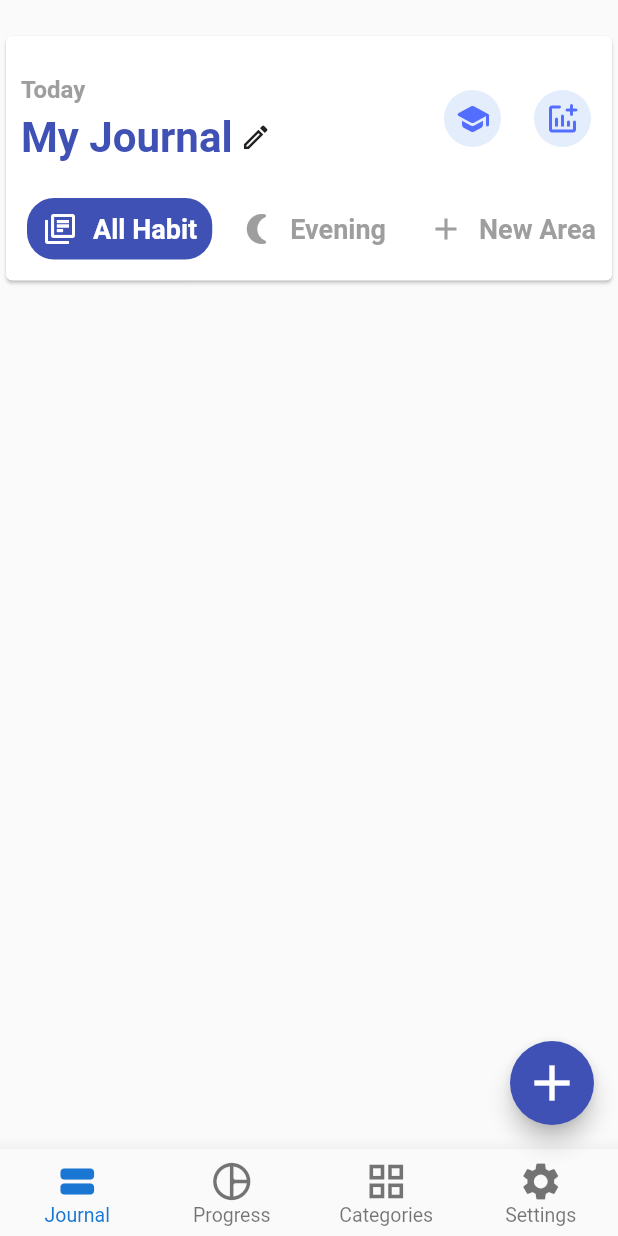
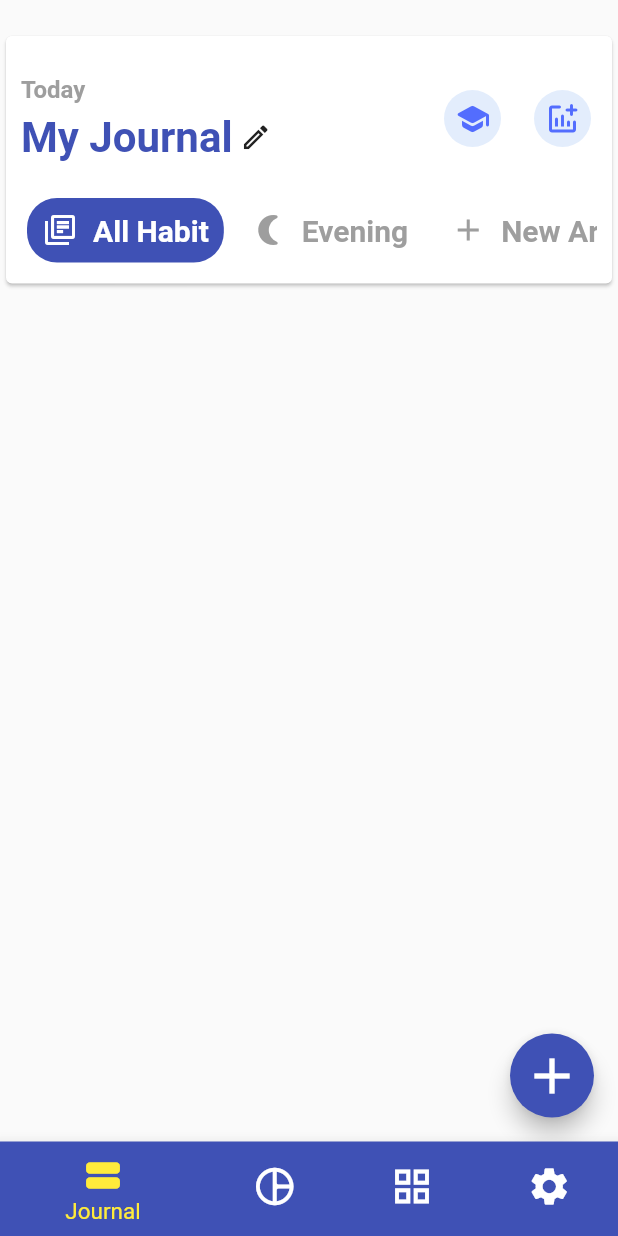
Before and after one commit to srv-shivam/habitify, a Flutter app: the screen it shows after launch, on a phone screen of 412 x 824 dp. Run offline on Flutter 3.47's test engine with Material 2 defaults, Android fonts, the phone set to English and light mode, and no system bars.

```diff
--- a/lib/main.dart
+++ b/lib/main.dart
@@ -1,6 +1,8 @@
-import 'package:flutter/cupertino.dart';
 import 'package:flutter/material.dart';
-import 'package:flutter/rendering.dart';
+import 'package:habitify/pages/categories.dart';
+import 'package:habitify/pages/journal.dart';
+import 'package:habitify/pages/progress.dart';
+import 'package:habitify/pages/settings.dart';
 
 void main() {
   runApp(const MyApp());
@@ -31,235 +33,99 @@ class MyHomePage extends StatefulWidget {
 }
 
 class _MyHomePageState extends State<MyHomePage> {
+  int currentIndex = 0;
+
+  var screens = [
+    Journal(),
+    Progress(),
+    Categories(),
+    Settings(),
+  ];
+
   @override
   Widget build(BuildContext context) {
     return Scaffold(
-      body: Column(
+      body: IndexedStack(
         children: [
-          const SizedBox(
-            height: 20,
-          ),
-          Card(
-            elevation: 1,
-            child: Container(
-              width: MediaQuery.of(context).size.width,
-              padding: const EdgeInsets.fromLTRB(10, 26, 10, 10),
-              child: Column(
-                crossAxisAlignment: CrossAxisAlignment.start,
-                children: [
-                  Row(
-                    mainAxisAlignment: MainAxisAlignment.spaceBetween,
-                    // crossAxisAlignment: CrossAxisAlignment.end,
-                    // This row is for arrangement of My Journal and right side 2 icons in row
-                    children: [
-                      Column(
-                        crossAxisAlignment: CrossAxisAlignment.start,
-                        mainAxisAlignment: MainAxisAlignment.center,
-                        //This column is for arrangement of Today & My Journal text
-                        children: [
-                          const Text(
-                            "Today",
-                            style: TextStyle(
-                              fontSize: 16,
-                              fontWeight: FontWeight.w600,
-                              fontStyle: FontStyle.normal,
-                              color: Colors.grey,
-                            ),
-                          ),
-                          const SizedBox(
-                            height: 6,
-                          ),
-                          Row(
-                            children: const [
-                              // TODO::Change it to TextField
-                              Text(
-                                "My Journal",
-                                style: TextStyle(
-                                  fontSize: 28,
-                                  fontWeight: FontWeight.w600,
-                                  fontStyle: FontStyle.normal,
-                                  color: Colors.indigo,
-                                ),
-                              ),
-                              SizedBox(
-                                width: 5,
-                              ),
-                              Icon(
-                                Icons.edit_outlined,
-                                size: 21,
-                              ),
+          screens[currentIndex],
         ],
       ),
-                        ],
-                      ),
-                      Row(
-                        mainAxisAlignment: MainAxisAlignment.center,
-                        children: [
-                          Card(
-                            shape: RoundedRectangleBorder(
-                              borderRadius: BorderRadius.circular(90),
-                            ),
-                            elevation: 0,
-                            color: const Color.fromRGBO(208, 225, 250, 0.6),
-                            child: Container(
-                              padding: const EdgeInsets.all(7),
-                              child: const Icon(
-                                Icons.school_rounded,
-                                size: 24,
-                                color: Colors.indigoAccent,
-                              ),
-                            ),
-                          ),
-                          const SizedBox(
-                            width: 14,
-                          ),
-                          Card(
-                            shape: RoundedRectangleBorder(
-                              borderRadius: BorderRadius.circular(90),
-                            ),
-                            elevation: 0,
-                            color: const Color.fromRGBO(208, 225, 250, 0.6),
-                            child: Container(
-                              padding: const EdgeInsets.all(7),
-                              child: const Icon(
-                                Icons.addchart_rounded,
-                                size: 24,
-                                color: Colors.indigoAccent,
-                              ),
-                            ),
-                          ),
-                        ],
-                      ),
-                    ],
-                  ),
-                  const SizedBox(
-                    height: 20,
-                  ),
-
-                  ///TODO::Edit here for listview
-                  SingleChildScrollView(
-                    scrollDirection: Axis.horizontal,
-                    child: Row(
-                      children: const [
-                        CategoryCardWidget(
-                          flag: true,
-                          title: "All Habit",
-                          icon: Icon(
-                            Icons.library_books_outlined,
-                            color: Colors.white,
-                          ),
-                          color: Colors.indigo,
-                          textColor: Colors.grey,
-                        ),
-                        CategoryCardWidget(
-                          flag: false,
-                          title: "Evening",
-                          icon: Icon(
-                            Icons.nightlight_round,
-                            color: Colors.grey,
-                          ),
-                          color: Colors.white,
-                          textColor: Colors.grey,
-                        ),
-                        CategoryCardWidget(
-                          flag: false,
-                          title: "New Area",
-                          icon: Icon(
-                            Icons.add,
-                            color: Colors.grey,
-                          ),
-                          color: Colors.white,
-                          textColor: Colors.grey,
-                        ),
-                      ],
-                    ),
-                  ),
-                ],
-              ),
-            ),
-          ),
-        ],
-      ),
-      floatingActionButton: FloatingActionButton(
-        onPressed: null,
-        child: const Icon(
-          Icons.add,
-          size: 40,
-        ),
-      ),
       bottomNavigationBar: BottomNavigationBar(
-        elevation: 10,
-        type: BottomNavigationBarType.fixed,
-        currentIndex: 0,
-        // onTap: _updateIndex,
-        selectedItemColor: Colors.blue[700],
-        selectedFontSize: 13,
+        elevation: 8,
+        currentIndex: currentIndex,
+        onTap: (index) => setState(() {
+          currentIndex = index;
+        }),
+        backgroundColor: Colors.indigo,
+        selectedItemColor: Colors.yellow,
+        unselectedItemColor: Colors.white,
+        selectedFontSize: 15,
         unselectedFontSize: 13,
         iconSize: 30,
         items: const [
           BottomNavigationBarItem(
               label: "Journal",
               icon: Icon(Icons.view_stream),
-          ),
+              backgroundColor: Colors.indigo),
           BottomNavigationBarItem(
               label: "Progress",
               icon: Icon(Icons.pie_chart_outline_rounded),
-          ),
+              backgroundColor: Colors.indigo),
           BottomNavigationBarItem(
               label: "Categories",
               icon: Icon(Icons.grid_view),
-          ),
+              backgroundColor: Colors.indigo),
           BottomNavigationBarItem(
               label: "Settings",
               icon: Icon(Icons.settings),
-          ),
+              backgroundColor: Colors.indigo),
         ],
       ),
     );
   }
 }
 
-class CategoryCardWidget extends StatelessWidget {
-  const CategoryCardWidget({
-    Key? key,
-    required this.flag,
-    required this.title,
-    required this.icon,
-    required this.color,
-    required this.textColor,
-  }) : super(key: key);
-
-  final bool flag;
-  final String title;
-  final Icon icon;
-  final Color color;
-  final Color textColor;
-
-  @override
-  Widget build(BuildContext context) {
-    return Card(
-      shape: RoundedRectangleBorder(borderRadius: BorderRadius.circular(18)),
-      elevation: 0,
-      color: color,
-      child: Row(
-        children: [
-          const SizedBox(
-            width: 10,
-          ),
-          icon,
-          Container(
-            child: Text(
-              title,
-              style: TextStyle(
-                fontSize: 18,
-                fontWeight: FontWeight.w700,
-                color: flag ? Colors.white : textColor,
-              ),
-            ),
-            padding: const EdgeInsets.all(10),
-          ),
-        ],
-      ),
-    );
-  }
-}
+// class CategoryCardWidget extends StatelessWidget {
+//   const CategoryCardWidget({
+//     Key? key,
+//     required this.flag,
+//     required this.title,
+//     required this.icon,
+//     required this.color,
+//     required this.textColor,
+//   }) : super(key: key);
+//
+//   final bool flag;
+//   final String title;
+//   final Icon icon;
+//   final Color color;
+//   final Color textColor;
+//
+//   @override
+//   Widget build(BuildContext context) {
+//     return Card(
+//       shape: RoundedRectangleBorder(borderRadius: BorderRadius.circular(20)),
+//       elevation: 0,
+//       color: color,
+//       child: Row(
+//         children: [
+//           const SizedBox(
+//             width: 10,
+//           ),
+//           icon,
+//           Container(
+//             child: Text(
+//               title,
+//               style: TextStyle(
+//                 fontSize: 20,
+//                 fontWeight: FontWeight.w700,
+//                 color: flag ? Colors.white : textColor,
+//               ),
+//             ),
+//             padding: const EdgeInsets.all(10),
+//           ),
+//         ],
+//       ),
+//     );
+//   }
+// }
--- /dev/null
+++ b/lib/pages/journal.dart
@@ -0,0 +1,214 @@
+import 'package:flutter/material.dart';
+
+class Journal extends StatefulWidget {
+  const Journal({Key? key}) : super(key: key);
+
+  @override
+  _JournalState createState() => _JournalState();
+}
+
+class _JournalState extends State<Journal> {
+  @override
+  Widget build(BuildContext context) {
+    return Scaffold(
+      body: Column(
+        children: [
+          const SizedBox(
+            height: 20,
+          ),
+          Card(
+            elevation: 1,
+            child: Container(
+              width: MediaQuery.of(context).size.width,
+              padding: const EdgeInsets.fromLTRB(10, 26, 10, 10),
+              child: Column(
+                crossAxisAlignment: CrossAxisAlignment.start,
+                children: [
+                  Row(
+                    mainAxisAlignment: MainAxisAlignment.spaceBetween,
+                    // crossAxisAlignment: CrossAxisAlignment.end,
+                    // This row is for arrangement of My Journal and right side 2 icons in row
+                    children: [
+                      Column(
+                        crossAxisAlignment: CrossAxisAlignment.start,
+                        mainAxisAlignment: MainAxisAlignment.center,
+                        //This column is for arrangement of Today & My Journal text
+                        children: [
+                          const Text(
+                            "Today",
+                            style: TextStyle(
+                              fontSize: 16,
+                              fontWeight: FontWeight.w600,
+                              fontStyle: FontStyle.normal,
+                              color: Colors.grey,
+                            ),
+                          ),
+                          const SizedBox(
+                            height: 6,
+                          ),
+                          Row(
+                            children: const [
+                              // TODO::Change it to TextField
+                              Text(
+                                "My Journal",
+                                style: TextStyle(
+                                  fontSize: 28,
+                                  fontWeight: FontWeight.w600,
+                                  fontStyle: FontStyle.normal,
+                                  color: Colors.indigo,
+                                ),
+                              ),
+                              SizedBox(
+                                width: 5,
+                              ),
+                              Icon(
+                                Icons.edit_outlined,
+                                size: 21,
+                              ),
+                            ],
+                          ),
+                        ],
+                      ),
+                      Row(
+                        mainAxisAlignment: MainAxisAlignment.center,
+                        children: [
+                          Card(
+                            shape: RoundedRectangleBorder(
+                              borderRadius: BorderRadius.circular(90),
+                            ),
+                            elevation: 0,
+                            color: const Color.fromRGBO(208, 225, 250, 0.6),
+                            child: Container(
+                              padding: const EdgeInsets.all(7),
+                              child: const Icon(
+                                Icons.school_rounded,
+                                size: 24,
+                                color: Colors.indigoAccent,
+                              ),
+                            ),
+                          ),
+                          const SizedBox(
+                            width: 14,
+                          ),
+                          Card(
+                            shape: RoundedRectangleBorder(
+                              borderRadius: BorderRadius.circular(90),
+                            ),
+                            elevation: 0,
+                            color: const Color.fromRGBO(208, 225, 250, 0.6),
+                            child: Container(
+                              padding: const EdgeInsets.all(7),
+                              child: const Icon(
+                                Icons.addchart_rounded,
+                                size: 24,
+                                color: Colors.indigoAccent,
+                              ),
+                            ),
+                          ),
+                        ],
+                      ),
+                    ],
+                  ),
+                  const SizedBox(
+                    height: 20,
+                  ),
+
+                  ///TODO::Edit here for listview
+                  SingleChildScrollView(
+                    scrollDirection: Axis.horizontal,
+                    child: Row(
+                      children: const [
+                        CategoryCardWidget(
+                          flag: true,
+                          title: "All Habit",
+                          icon: Icon(
+                            Icons.library_books_outlined,
+                            color: Colors.white,
+                          ),
+                          color: Colors.indigo,
+                          textColor: Colors.grey,
+                        ),
+                        CategoryCardWidget(
+                          flag: false,
+                          title: "Evening",
+                          icon: Icon(
+                            Icons.nightlight_round,
+                            color: Colors.grey,
+                          ),
+                          color: Colors.white,
+                          textColor: Colors.grey,
+                        ),
+                        CategoryCardWidget(
+                          flag: false,
+                          title: "New Area",
+                          icon: Icon(
+                            Icons.add,
+                            color: Colors.grey,
+                          ),
+                          color: Colors.white,
+                          textColor: Colors.grey,
+                        ),
+                      ],
+                    ),
+                  ),
+                ],
+              ),
+            ),
+          ),
+        ],
+      ),
+      floatingActionButton: const FloatingActionButton(
+        onPressed: null,
+        child: const Icon(
+          Icons.add,
+          size: 40,
+        ),
+      ),
+    );
+  }
+}
+
+class CategoryCardWidget extends StatelessWidget {
+  const CategoryCardWidget({
+    Key? key,
+    required this.flag,
+    required this.title,
+    required this.icon,
+    required this.color,
+    required this.textColor,
+  }) : super(key: key);
+
+  final bool flag;
+  final String title;
+  final Icon icon;
+  final Color color;
+  final Color textColor;
+
+  @override
+  Widget build(BuildContext context) {
+    return Card(
+      shape: RoundedRectangleBorder(borderRadius: BorderRadius.circular(20)),
+      elevation: 0,
+      color: color,
+      child: Row(
+        children: [
+          const SizedBox(
+            width: 10,
+          ),
+          icon,
+          Container(
+            child: Text(
+              title,
+              style: TextStyle(
+                fontSize: 20,
+                fontWeight: FontWeight.w700,
+                color: flag ? Colors.white : textColor,
+              ),
+            ),
+            padding: const EdgeInsets.all(10),
+          ),
+        ],
+      ),
+    );
+  }
+}
--- a/pubspec.yaml
+++ b/pubspec.yaml
@@ -44,7 +44,7 @@ dev_dependencies:
   # activated in the `analysis_options.yaml` file located at the root of your
   # package. See that file for information about deactivating specific lint
   # rules and activating additional ones.
-  flutter_lints: ^1.0.0
+  flutter_lints:
 
 # For information on the generic Dart part of this file, see the
 # following page: https://dart.dev/tools/pub/pubspec
```
Also changed, not shown: lib/pages/categories.dart (added, +19 -0 lines), lib/pages/progress.dart (added, +19 -0 lines), lib/pages/settings.dart (added, +170 -0 lines). Lines whose indentation alone changed are shown as unchanged.
